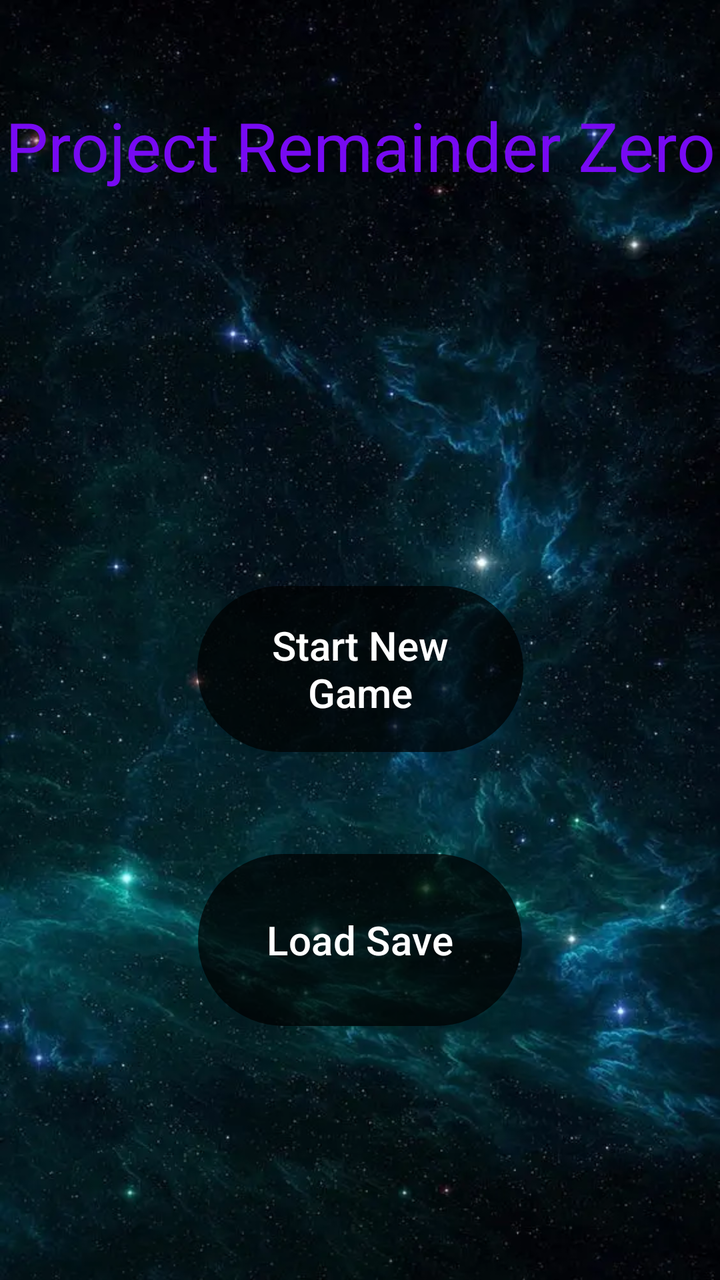
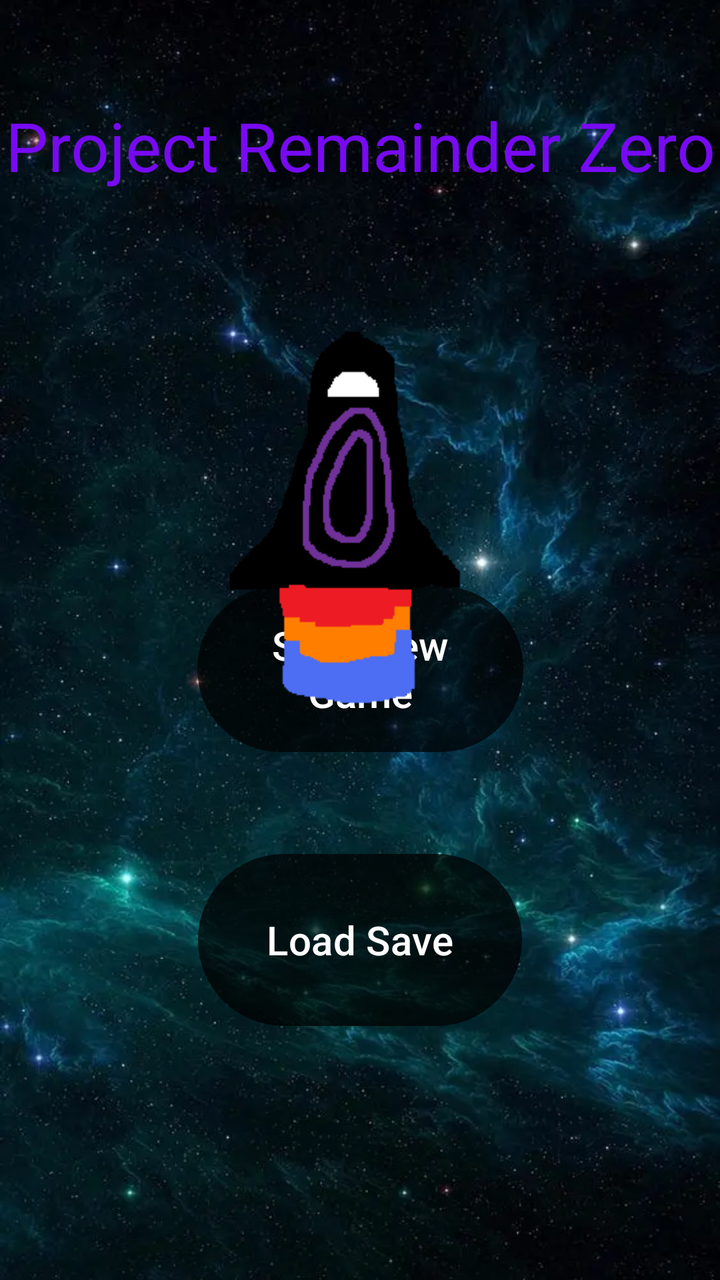

Compare the two renders of this Android layout. The source of the first and the diff that turns it into the second are given below.
<!-- AndroidManifest.xml: application theme Theme.PROJECT -->
<!-- res/layout/activity_main.xml -->
<?xml version="1.0" encoding="utf-8"?>
<androidx.constraintlayout.widget.ConstraintLayout xmlns:android="http://schemas.android.com/apk/res/android"
    xmlns:app="http://schemas.android.com/apk/res-auto"
    xmlns:tools="http://schemas.android.com/tools"
    android:id="@+id/main"
    android:layout_width="match_parent"
    android:layout_height="match_parent"
    android:background="@drawable/space_background"
    tools:context=".main.MainActivity">

    
    <FrameLayout
        android:id="@+id/fragment_container"
        android:layout_width="match_parent"
        android:layout_height="match_parent"
        android:visibility="gone" />

    <TextView
        android:id="@+id/game_name_text"
        android:layout_width="wrap_content"
        android:layout_height="wrap_content"
        android:layout_marginTop="50dp"
        android:text="Project Remainder Zero"
        android:textColor="#770AF2"
        android:textSize="34sp"
        app:layout_constraintEnd_toEndOf="parent"
        app:layout_constraintStart_toStartOf="parent"
        app:layout_constraintTop_toTopOf="parent" />

    <Button
        android:id="@+id/new_game_button"
        android:layout_width="163dp"
        android:layout_height="91dp"
        android:layout_marginBottom="260dp"
        android:backgroundTint="#77000000"
        android:text="Start New Game"
        android:textAppearance="@style/TextAppearance.AppCompat.Body2"
        android:textSize="20sp"
        app:layout_constraintBottom_toBottomOf="parent"
        app:layout_constraintEnd_toEndOf="parent"
        app:layout_constraintStart_toStartOf="parent" />

    <Button
        android:id="@+id/load_save_button"
        android:layout_width="162dp"
        android:layout_height="94dp"
        android:layout_marginBottom="80dp"
        android:backgroundTint="#78000000"
        android:text="Load Save"
        android:textSize="20sp"
        app:layout_constraintBottom_toBottomOf="parent"
        app:layout_constraintEnd_toEndOf="parent"
        app:layout_constraintStart_toStartOf="parent"
        app:layout_constraintTop_toBottomOf="@+id/new_game_button" />

</androidx.constraintlayout.widget.ConstraintLayout>
<!-- resources referenced by this layout -->
<resources>
  <!-- drawable space_background: webp bitmap (drawable, 55618 bytes) -->
  <style name="Theme.PROJECT" parent="Base.Theme.PROJECT" />
  <style name="Base.Theme.PROJECT" parent="Theme.Material3.DayNight.NoActionBar">
          
          
      </style>
</resources>

<!-- the commit's change to res/layout/activity_main.xml (unified diff, before → after) -->
@@ -53,4 +53,14 @@
         app:layout_constraintStart_toStartOf="parent"
         app:layout_constraintTop_toBottomOf="@+id/new_game_button" />
 
+    <ImageView
+        android:id="@+id/imageView"
+        android:layout_width="233dp"
+        android:layout_height="278dp"
+        android:layout_marginTop="120dp"
+        app:layout_constraintEnd_toEndOf="parent"
+        app:layout_constraintStart_toStartOf="parent"
+        app:layout_constraintTop_toTopOf="parent"
+        app:srcCompat="@drawable/big_pixel_rocket" />
+
 </androidx.constraintlayout.widget.ConstraintLayout>
<!-- resource entries referenced after the edit -->
@@ -1,5 +1,6 @@
 <!-- resources referenced by this layout -->
 <resources>
+  <!-- drawable big_pixel_rocket: webp bitmap (drawable, 5081 bytes) -->
   <!-- drawable space_background: webp bitmap (drawable, 55618 bytes) -->
   <style name="Theme.PROJECT" parent="Base.Theme.PROJECT" />
   <style name="Base.Theme.PROJECT" parent="Theme.Material3.DayNight.NoActionBar">
